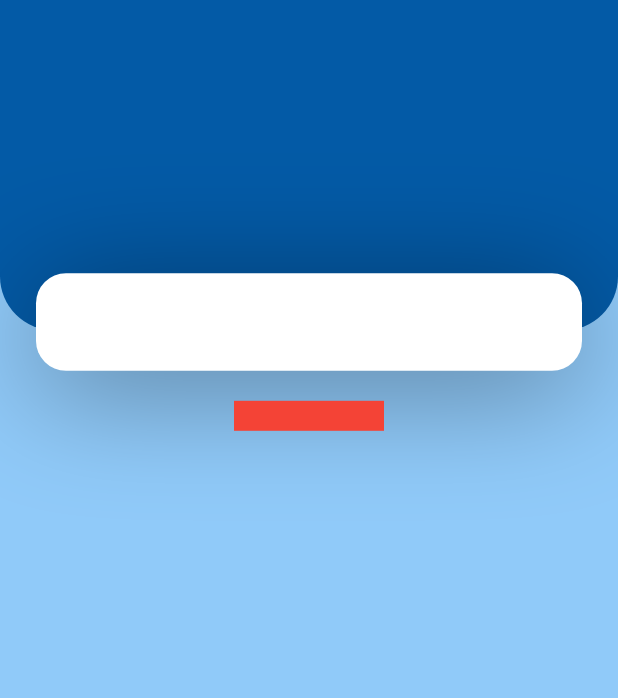
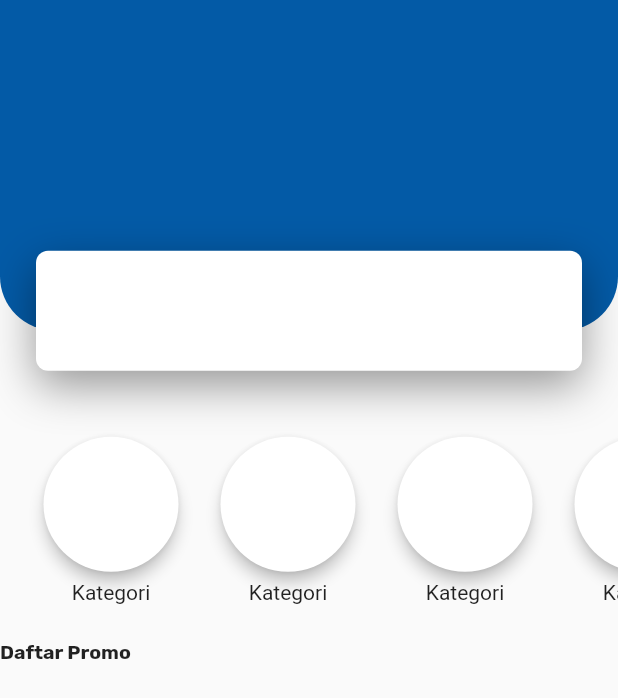
Before and after one commit to zanuar35/tirta_kita, a Flutter app: the screen it shows after launch, on a phone screen of 412 x 824 dp. Shown: the top 698 px of the screen. Run offline on Flutter 3.47's test engine with Material 2 defaults, Android fonts, the phone set to English and light mode, and no system bars; our stand-ins replace google_fonts, line_icons.

Commit message:
initial commit

```diff
--- a/lib/screen/home_screen/home_screen.dart
+++ b/lib/screen/home_screen/home_screen.dart
@@ -1,4 +1,5 @@
 import 'package:flutter/material.dart';
+import 'package:google_fonts/google_fonts.dart';
 import 'package:tirta_kita/constants.dart';
 
 class HomeScreen extends StatelessWidget {
@@ -8,8 +9,10 @@ class HomeScreen extends StatelessWidget {
   Widget build(BuildContext context) {
     Size size = MediaQuery.of(context).size;
     return Scaffold(
-      backgroundColor: Colors.blue[200],
+      // backgroundColor: Colors.blue[200],
       body: Column(
+        mainAxisAlignment: MainAxisAlignment.start,
+        crossAxisAlignment: CrossAxisAlignment.start,
         children: <Widget>[
           Container(
             height: size.height * 0.30,
@@ -29,15 +32,15 @@ class HomeScreen extends StatelessWidget {
                     left: 0,
                     right: 0,
                     child: Container(
-                      height: 65,
+                      height: 80,
                       margin: EdgeInsets.symmetric(horizontal: 24),
                       decoration: BoxDecoration(
                           color: Colors.white,
-                          borderRadius: BorderRadius.circular(20),
+                          borderRadius: BorderRadius.circular(8),
                           boxShadow: [
                             BoxShadow(
                                 offset: Offset(0, 10),
-                                blurRadius: 70,
+                                blurRadius: 25,
                                 color: Colors.black.withOpacity(0.4))
                           ]),
                     ))
@@ -47,14 +50,49 @@ class HomeScreen extends StatelessWidget {
           SizedBox(
             height: 20,
           ),
+          SizedBox(
+            height: 20,
+          ),
           Container(
-            color: Colors.red,
-            height: 20,
-            width: 100,
+            height: 120,
+            child: ListView.builder(
+                itemCount: 6,
+                padding: EdgeInsets.only(left: 15, right: 15),
+                scrollDirection: Axis.horizontal,
+                itemBuilder: (context, index) {
+                  return Padding(
+                    padding: const EdgeInsets.only(left: 10, right: 10),
+                    child: Column(
+                      children: [
+                        Card(
+                          elevation: 4,
+                          shape: CircleBorder(),
+                          child: Container(
+                            height: 90,
+                            width: 90,
+                            decoration: BoxDecoration(
+                              shape: BoxShape.circle,
+                            ),
+                          ),
+                        ),
+                        SizedBox(
+                          height: 2,
+                        ),
+                        Text('Kategori')
+                      ],
+                    ),
+                  );
+                }),
           ),
           SizedBox(
             height: 20,
           ),
+          Text(
+            "Daftar Promo",
+            style: GoogleFonts.rubik(
+                textStyle:
+                    TextStyle(fontWeight: FontWeight.w700, fontSize: 13)),
+          )
         ],
       ),
     );
```
